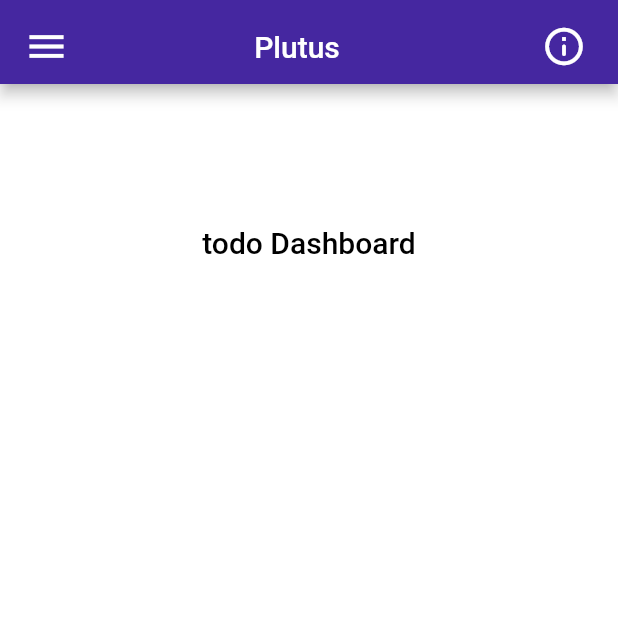
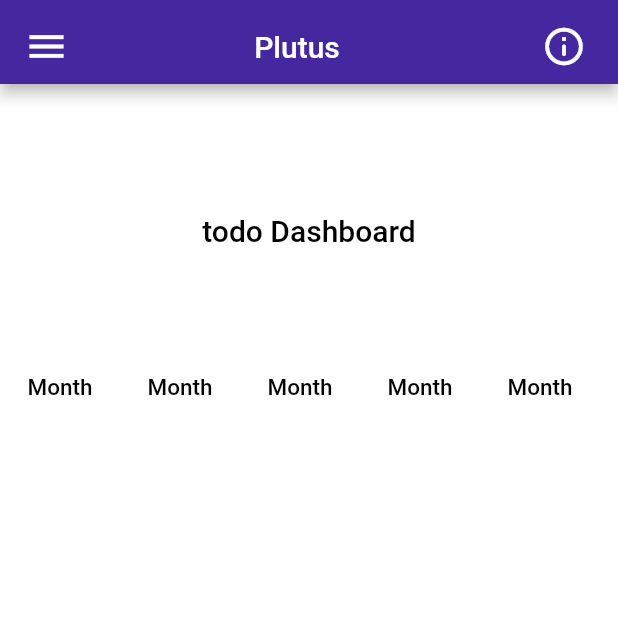
Before and after one commit to akashroshan135/plutus, a Flutter app: the screen it shows after launch, on a phone screen of 412 x 824 dp, the top half of it. Run offline on Flutter 3.47's test engine with Material 2 defaults, Android fonts, the phone set to English and light mode, and no system bars.

Commit message:
edit homepage

```diff
--- a/lib/routes/homepage.dart
+++ b/lib/routes/homepage.dart
@@ -10,6 +10,19 @@ class Homepage extends StatefulWidget {
 class _HomepageState extends State<Homepage> {
   @override
   Widget build(BuildContext context) {
+    // * renders actual homepage
+    return Scaffold(
+      backgroundColor: Theme.of(context).backgroundColor,
+      appBar: _appbar(context),
+      body: Column(children: [
+        _dashboard(context),
+        _calenderStrip(context),
+      ]),
+    );
+  }
+
+  // * appbar code
+  Widget _appbar(BuildContext context) {
     // * has the menu button on the left side of the appbar
     final menuBtn = Padding(
       padding: EdgeInsets.all(8),
@@ -20,7 +33,7 @@ class _HomepageState extends State<Homepage> {
           size: Theme.of(context).iconTheme.size,
         ),
         // * Navigator pushes the new screen to stack
-        onPressed: () => setState(() {}),
+        onPressed: () => print('menu page btn is pressed'),
         // Navigator.push(
         //   context,
         //   MaterialPageRoute(builder: (context) => AboutScreen()),
@@ -39,7 +52,7 @@ class _HomepageState extends State<Homepage> {
           size: Theme.of(context).iconTheme.size,
         ),
         // * Navigator pushes the new screen to stack
-        onPressed: () => setState(() {}),
+        onPressed: () => print('about page btn is pressed'),
         // Navigator.push(
         //   context,
         //   MaterialPageRoute(builder: (context) => AboutScreen()),
@@ -47,8 +60,8 @@ class _HomepageState extends State<Homepage> {
       ),
     );
 
-    // * appbar code
-    final appBar = AppBar(
+    // * returns appbar code
+    return AppBar(
       title: Center(
         child: Padding(
           padding: const EdgeInsets.only(top: 6),
@@ -62,11 +75,13 @@ class _HomepageState extends State<Homepage> {
       leading: menuBtn,
       actions: [aboutBtn],
     );
+  }
 
-    // * code for dashboard
-    // todo: actual dasboard implementation
-    final dashboard = Padding(
-      padding: const EdgeInsets.all(16.0),
+  // * code for dashboard
+  // todo: actual dasboard implementation
+  Widget _dashboard(BuildContext context) {
+    return Padding(
+      padding: const EdgeInsets.only(top: 8.0, left: 1.0, right: 1.0),
       child: Container(
         height: 180,
         child: Material(
@@ -81,13 +96,42 @@ class _HomepageState extends State<Homepage> {
         ),
       ),
     );
+  }
 
-    // * renders actual homepage
-    return Scaffold(
-      backgroundColor: Theme.of(context).backgroundColor,
-      appBar: appBar,
-      body: Column(
-        children: [dashboard],
+  Widget _calenderStrip(BuildContext context) {
+    return Padding(
+      padding: const EdgeInsets.only(top: 5.0),
+      child: Container(
+        child: Container(
+          height: 80,
+          child: SingleChildScrollView(
+            scrollDirection: Axis.horizontal,
+            child: Row(
+              children: [
+                for (int i = 0; i < 10; i++) _dataContainer(i),
+              ],
+            ),
+          ),
+        ),
+      ),
+    );
+  }
+
+  Widget _dataContainer(int index) {
+    return Container(
+      width: 80,
+      color: Theme.of(context).secondaryHeaderColor,
+      child: Column(
+        children: [
+          Text(
+            'Month',
+            style: Theme.of(context).textTheme.bodyText1,
+          ),
+          Text(
+            index.toString(),
+            style: Theme.of(context).textTheme.headline6.copyWith(fontSize: 30),
+          ),
+        ],
       ),
     );
   }
```
Also changed, not shown: pubspec.yaml (+5 -8 lines), pubspec.lock.
